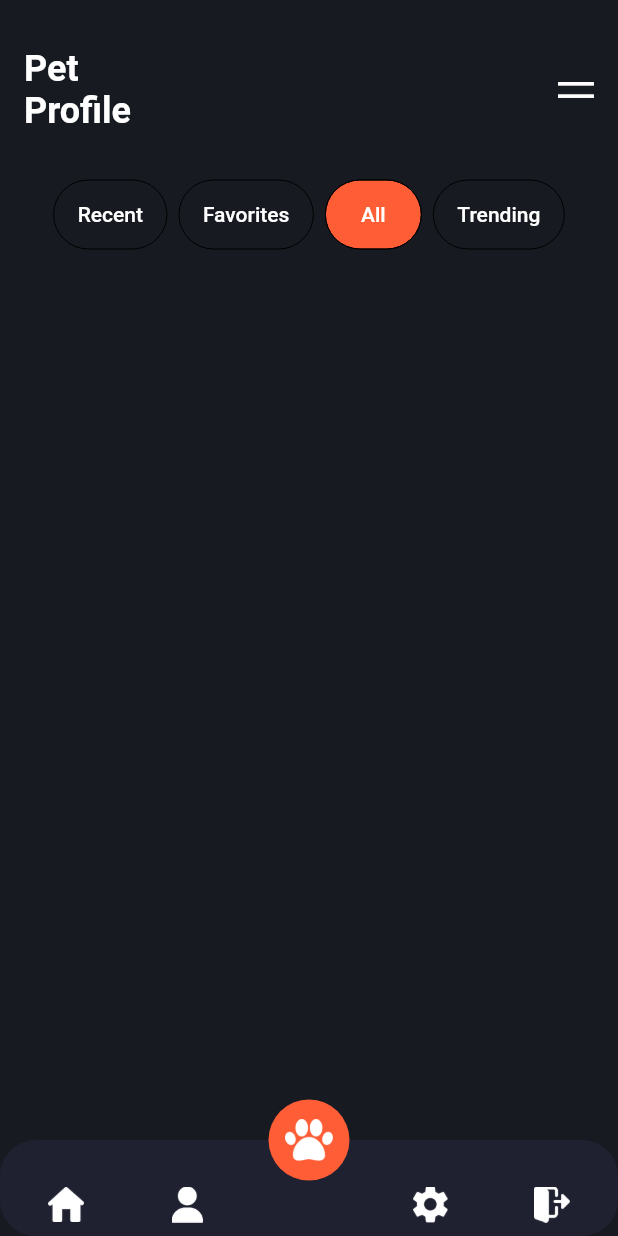
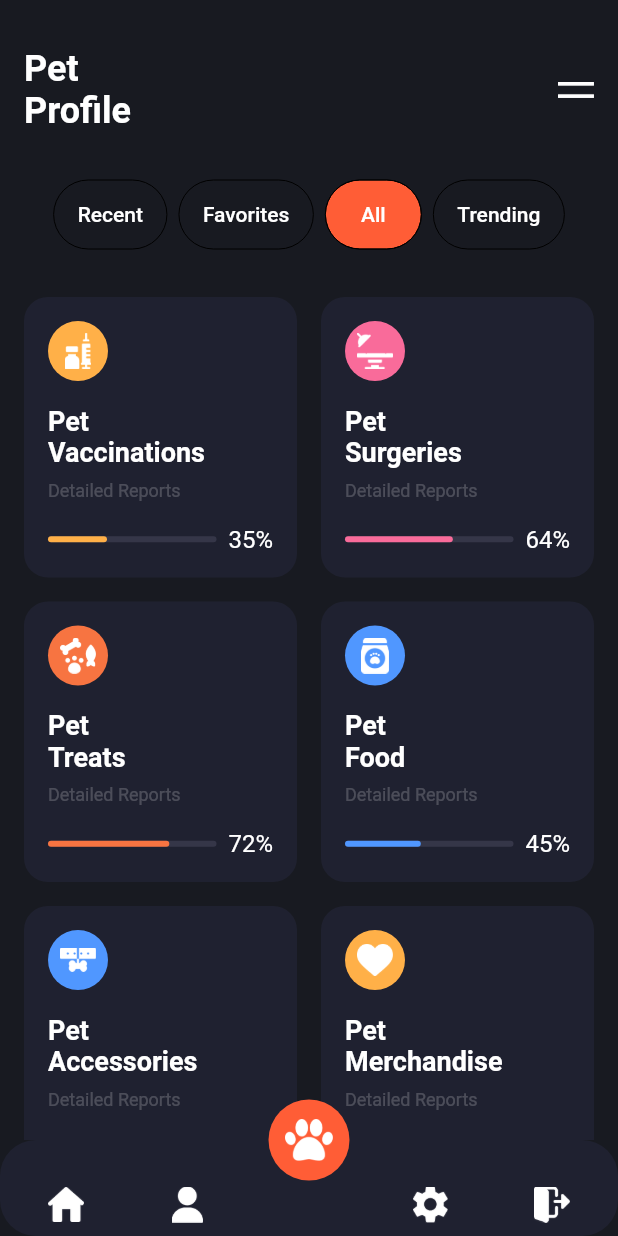
Before and after one commit to m-kodama/speed_code_pet_app, a Flutter app: the PetProfileScreen screen opened directly, on a phone screen of 412 x 824 dp. Run offline on Flutter 3.47's test engine with Material 2 defaults, Android fonts, the phone set to English and light mode, and no system bars.

Commit message:
feat: ペット画面のカードを追加

```diff
--- a/lib/screen/pet_profile_screen.dart
+++ b/lib/screen/pet_profile_screen.dart
@@ -1,6 +1,7 @@
 import 'package:flutter/material.dart';
 import 'package:speed_code_pet_app/constant/app_colors.dart';
 import 'package:speed_code_pet_app/widget/app_bottom_navigation_bar.dart';
+import 'package:speed_code_pet_app/widget/pet_card.dart';
 import 'package:speed_code_pet_app/widget/tab_bar_item.dart';
 
 class PetProfileScreen extends StatefulWidget {
@@ -75,10 +76,89 @@ class _PetProfileScreenState extends State<PetProfileScreen>
             child: SingleChildScrollView(
               child: Padding(
                 padding: EdgeInsets.only(
-                  left: 32,
-                  right: 32,
+                  top: 32,
+                  bottom: 32,
+                  left: 16,
+                  right: 16,
                 ),
-                child: Container(),
+                child: Column(
+                  children: [
+                    Row(
+                      children: [
+                        Expanded(
+                          child: PetCard(
+                            icon: Image.asset(
+                                'assets/image/pet_vaccinations.png'),
+                            iconBackgroundColor: AppColors.amber,
+                            title: 'Pet\nVaccinations',
+                            subTitle: 'Detailed Reports',
+                            percentage: 35,
+                          ),
+                        ),
+                        const SizedBox(width: 16),
+                        Expanded(
+                          child: PetCard(
+                            icon: Image.asset('assets/image/pet_surgeries.png'),
+                            iconBackgroundColor: AppColors.pink,
+                            title: 'Pet\nSurgeries',
+                            subTitle: 'Detailed Reports',
+                            percentage: 64,
+                          ),
+                        ),
+                      ],
+                    ),
+                    const SizedBox(height: 16),
+                    Row(
+                      children: [
+                        Expanded(
+                          child: PetCard(
+                            icon: Image.asset('assets/image/pet_treats.png'),
+                            iconBackgroundColor: AppColors.orange,
+                            title: 'Pet\nTreats',
+                            subTitle: 'Detailed Reports',
+                            percentage: 72,
+                          ),
+                        ),
+                        const SizedBox(width: 16),
+                        Expanded(
+                          child: PetCard(
+                            icon: Image.asset('assets/image/pet_food.png'),
+                            iconBackgroundColor: AppColors.blue,
+                            title: 'Pet\nFood',
+                            subTitle: 'Detailed Reports',
+                            percentage: 45,
+                          ),
+                        ),
+                      ],
+                    ),
+                    const SizedBox(height: 16),
+                    Row(
+                      children: [
+                        Expanded(
+                          child: PetCard(
+                            icon:
+                                Image.asset('assets/image/pet_accessories.png'),
+                            iconBackgroundColor: AppColors.blue,
+                            title: 'Pet\nAccessories',
+                            subTitle: 'Detailed Reports',
+                            percentage: 87,
+                          ),
+                        ),
+                        const SizedBox(width: 16),
+                        Expanded(
+                          child: PetCard(
+                            icon:
+                                Image.asset('assets/image/pet_merchandise.png'),
+                            iconBackgroundColor: AppColors.amber,
+                            title: 'Pet\nMerchandise',
+                            subTitle: 'Detailed Reports',
+                            percentage: 39,
+                          ),
+                        ),
+                      ],
+                    ),
+                  ],
+                ),
               ),
             ),
           ),
--- /dev/null
+++ b/lib/widget/pet_card.dart
@@ -0,0 +1,95 @@
+import 'package:flutter/material.dart';
+import 'package:speed_code_pet_app/constant/app_colors.dart';
+
+class PetCard extends StatelessWidget {
+  const PetCard({
+    @required this.icon,
+    @required this.iconBackgroundColor,
+    @required this.title,
+    @required this.subTitle,
+    @required this.percentage,
+  });
+
+  final Widget icon;
+  final Color iconBackgroundColor;
+  final String title;
+  final String subTitle;
+  final int percentage;
+
+  @override
+  Widget build(BuildContext context) {
+    return Container(
+      decoration: BoxDecoration(
+        color: AppColors.sheet,
+        borderRadius: BorderRadius.circular(16),
+      ),
+      child: Padding(
+        padding: const EdgeInsets.all(16),
+        child: Column(
+          crossAxisAlignment: CrossAxisAlignment.start,
+          children: [
+            Container(
+              decoration: BoxDecoration(
+                shape: BoxShape.circle,
+                color: iconBackgroundColor,
+              ),
+              child: Padding(
+                padding: const EdgeInsets.all(8),
+                child: SizedBox(
+                  width: 24,
+                  height: 24,
+                  child: icon,
+                ),
+              ),
+            ),
+            const SizedBox(height: 16),
+            Text(
+              title,
+              style: Theme.of(context).textTheme.subtitle1.copyWith(
+                    fontSize: 18,
+                    fontWeight: FontWeight.bold,
+                  ),
+            ),
+            const SizedBox(height: 8),
+            Text(
+              subTitle,
+              style: Theme.of(context).textTheme.caption,
+            ),
+            const SizedBox(height: 16),
+            Row(
+              children: [
+                Expanded(
+                  child: Container(
+                    height: 4,
+                    alignment: Alignment.centerLeft,
+                    decoration: ShapeDecoration(
+                      color: Color(0xFF353648),
+                      shape: StadiumBorder(),
+                    ),
+                    child: FractionallySizedBox(
+                      widthFactor: percentage / 100,
+                      child: Container(
+                        height: 4,
+                        decoration: ShapeDecoration(
+                          color: iconBackgroundColor,
+                          shape: StadiumBorder(),
+                        ),
+                      ),
+                    ),
+                  ),
+                ),
+                const SizedBox(width: 8),
+                Text(
+                  '$percentage%',
+                  style: Theme.of(context).textTheme.subtitle1.copyWith(
+                        color: AppColors.text,
+                      ),
+                ),
+              ],
+            ),
+          ],
+        ),
+      ),
+    );
+  }
+}
```
